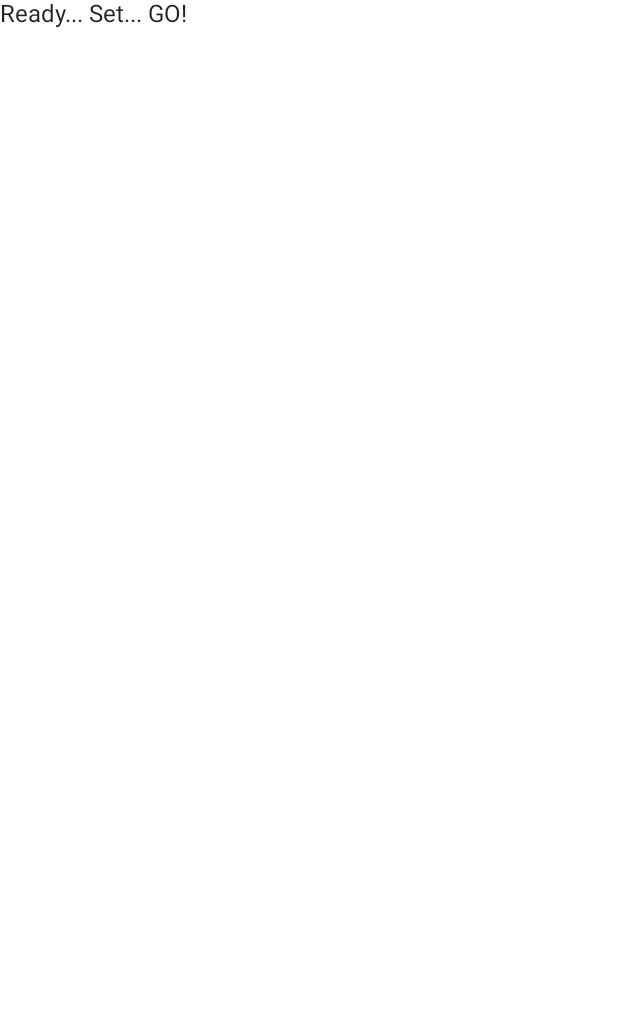
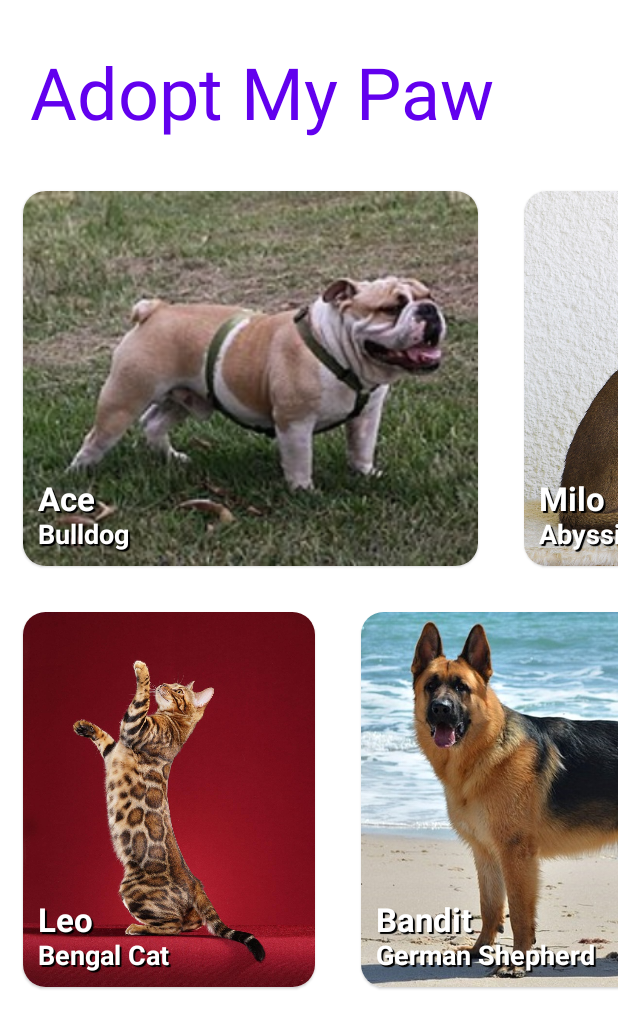
Before and after one commit to SirusCodes/Adopt-My-Paw, an Android app built with Jetpack Compose: the screen it shows after launch (MainActivity), on a phone screen of 412 x 824 dp. Before the commit the part shown is almost empty. Shown: the top 1028 px of the screen. Run offline under Robolectric (Android 15) with nearby library versions, the phone set to English and light mode, and no system bars.

Commit message:
Challenge completed

```diff
--- a/app/build.gradle
+++ b/app/build.gradle
@@ -38,6 +38,7 @@ android {
 
     kotlinOptions {
         jvmTarget = "1.8"
+        freeCompilerArgs += "-Xopt-in=kotlin.RequiresOptIn"
     }
 
     buildFeatures {
--- a/app/src/main/java/com/example/androiddevchallenge/MainActivity.kt
+++ b/app/src/main/java/com/example/androiddevchallenge/MainActivity.kt
@@ -16,46 +16,200 @@
 package com.example.androiddevchallenge
 
 import android.os.Bundle
+import android.widget.Toast
 import androidx.activity.compose.setContent
 import androidx.appcompat.app.AppCompatActivity
+import androidx.compose.animation.AnimatedVisibility
+import androidx.compose.animation.ExperimentalAnimationApi
+import androidx.compose.animation.core.animateFloatAsState
+import androidx.compose.animation.expandVertically
+import androidx.compose.animation.fadeIn
+import androidx.compose.animation.fadeOut
+import androidx.compose.animation.shrinkVertically
+import androidx.compose.animation.slideInVertically
+import androidx.compose.animation.slideOutVertically
+import androidx.compose.foundation.Image
+import androidx.compose.foundation.clickable
+import androidx.compose.foundation.horizontalScroll
+import androidx.compose.foundation.layout.Box
+import androidx.compose.foundation.layout.Column
+import androidx.compose.foundation.layout.Row
+import androidx.compose.foundation.layout.height
+import androidx.compose.foundation.layout.padding
+import androidx.compose.foundation.rememberScrollState
+import androidx.compose.foundation.shape.RoundedCornerShape
+import androidx.compose.material.Button
+import androidx.compose.material.Card
 import androidx.compose.material.MaterialTheme
-import androidx.compose.material.Surface
+import androidx.compose.material.Scaffold
 import androidx.compose.material.Text
 import androidx.compose.runtime.Composable
-import androidx.compose.ui.tooling.preview.Preview
+import androidx.compose.runtime.getValue
+import androidx.compose.runtime.mutableStateOf
+import androidx.compose.runtime.remember
+import androidx.compose.runtime.setValue
+import androidx.compose.ui.Alignment
+import androidx.compose.ui.Modifier
+import androidx.compose.ui.geometry.Offset
+import androidx.compose.ui.graphics.Color
+import androidx.compose.ui.graphics.Shadow
+import androidx.compose.ui.layout.ContentScale
+import androidx.compose.ui.layout.Layout
+import androidx.compose.ui.platform.LocalContext
+import androidx.compose.ui.res.painterResource
+import androidx.compose.ui.text.TextStyle
+import androidx.compose.ui.text.font.FontWeight
+import androidx.compose.ui.unit.dp
+import androidx.compose.ui.unit.sp
+import com.example.androiddevchallenge.data.FakeDatabase
+import com.example.androiddevchallenge.data.model.PetModel
 import com.example.androiddevchallenge.ui.theme.MyTheme
 
 class MainActivity : AppCompatActivity() {
     override fun onCreate(savedInstanceState: Bundle?) {
         super.onCreate(savedInstanceState)
         setContent {
-            MyTheme {
-                MyApp()
+            MyTheme(false) {
+                Scaffold {
+                    MyApp()
+                }
             }
         }
     }
 }
 
-// Start building your app here!
 @Composable
 fun MyApp() {
-    Surface(color = MaterialTheme.colors.background) {
-        Text(text = "Ready... Set... GO!")
+    Column(modifier = Modifier.padding(vertical = 15.dp)) {
+        Text(
+            text = "Adopt My Paw",
+            modifier = Modifier.padding(20.dp),
+            style = MaterialTheme.typography.h3.copy(MaterialTheme.colors.primary)
+        )
+        StraggeredGrid(
+            children = {
+                FakeDatabase.data.map { PetCard(it) }
+            }
+        )
     }
 }
 
-@Preview("Light Theme", widthDp = 360, heightDp = 640)
 @Composable
-fun LightPreview() {
-    MyTheme {
-        MyApp()
+fun StraggeredGrid(
+    children: @Composable () -> Unit,
+    rows: Int = 2
+) {
+    Row(
+        modifier = Modifier.horizontalScroll(rememberScrollState())
+    ) {
+        Layout(content = children) { measurables, constraints ->
+            val rowWidths = IntArray(rows) { 0 }
+            val rowMaxHeights = IntArray(rows) { 0 }
+
+            val placeables = measurables.mapIndexed { index, measurable ->
+
+                val placeable = measurable.measure(constraints)
+
+                val row = index % rows
+
+                rowWidths[row] = rowWidths[row] + placeable.width
+                rowMaxHeights[row] = kotlin.math.max(rowMaxHeights[row], placeable.height)
+
+                placeable
+            }
+
+            val width = rowWidths.maxOrNull()
+                ?.coerceIn(constraints.minWidth.rangeTo(constraints.maxWidth))
+                ?: constraints.minWidth
+
+            val height = rowMaxHeights.sumBy { it }
+                .coerceIn(constraints.minHeight.rangeTo(constraints.maxHeight))
+
+            val rowY = IntArray(rows) { 0 }
+            for (i in 1 until rows) {
+                rowY[i] = rowY[i - 1] + rowMaxHeights[i - 1]
+            }
+
+            layout(width, height) {
+                val rowX = IntArray(rows) { 0 }
+
+                placeables.forEachIndexed { index, placeable ->
+                    val row = index % rows
+                    placeable.placeRelative(
+                        x = rowX[row],
+                        y = rowY[row]
+                    )
+                    rowX[row] += placeable.width
+                }
+            }
+        }
     }
 }
 
-@Preview("Dark Theme", widthDp = 360, heightDp = 640)
+@OptIn(ExperimentalAnimationApi::class)
 @Composable
-fun DarkPreview() {
-    MyTheme(darkTheme = true) {
-        MyApp()
+fun PetCard(pet: PetModel) {
+    var showOverlay by remember { mutableStateOf(false) }
+    val alpha: Float by animateFloatAsState(if (showOverlay) 0.5f else 1f)
+    val context = LocalContext.current
+
+    Card(
+        shape = RoundedCornerShape(15.dp),
+        backgroundColor = MaterialTheme.colors.surface,
+        modifier = Modifier
+            .padding(15.dp)
+            .clickable { showOverlay = !showOverlay },
+    ) {
+        Box {
+            Image(
+                painter = painterResource(id = pet.image),
+                contentDescription = pet.name,
+                alpha = alpha,
+                modifier = Modifier.height(250.dp),
+                contentScale = ContentScale.FillHeight
+            )
+            Box(
+                Modifier
+                    .align(Alignment.BottomStart)
+                    .padding(10.dp)
+            ) {
+                PetDetails(pet)
+            }
+            AnimatedVisibility(
+                visible = showOverlay,
+                enter = slideInVertically(
+                    initialOffsetY = { -40 }
+                ) + expandVertically(
+                    expandFrom = Alignment.CenterVertically
+                ) + fadeIn(initialAlpha = 0.3f),
+                exit = slideOutVertically() + shrinkVertically() + fadeOut(),
+                modifier = Modifier.align(Alignment.Center)
+            ) {
+                Button(onClick = {
+                    Toast.makeText(context, "Thanks for adopting me!!!", Toast.LENGTH_SHORT).show()
+                }) {
+                    Text(text = "Adopt ME")
+                }
+            }
+        }
     }
 }
+
+@Composable
+fun PetDetails(pet: PetModel) {
+    val overlayTxtStyle = TextStyle(
+        color = Color.White,
+        fontWeight = FontWeight.Bold,
+        shadow = Shadow(Color.Black, offset = Offset(2f, 2f))
+    )
+    Column {
+        Text(
+            text = pet.name,
+            style = overlayTxtStyle.copy(fontSize = 22.sp)
+        )
+        Text(
+            text = pet.breed,
+            style = overlayTxtStyle.copy(fontSize = 18.sp)
+        )
+    }
+}
--- /dev/null
+++ b/app/src/main/java/com/example/androiddevchallenge/data/FakeDatabase.kt
@@ -0,0 +1,44 @@
+package com.example.androiddevchallenge.data
+
+import com.example.androiddevchallenge.R
+import com.example.androiddevchallenge.data.model.PetModel
+
+object FakeDatabase {
+    val data = listOf(
+        PetModel(
+            name = "Ace",
+            breed = "Bulldog",
+            image = R.drawable.bulldog,
+        ),
+        PetModel(
+            name = "Leo",
+            breed = "Bengal Cat",
+            image = R.drawable.bengal_cat,
+        ),
+        PetModel(
+            name = "Milo",
+            breed = "Abyssinian",
+            image = R.drawable.abyssinian,
+        ),
+        PetModel(
+            name = "Bandit",
+            breed = "German Shepherd",
+            image = R.drawable.german_shepherd,
+        ),
+        PetModel(
+            name = "Charlie",
+            breed = "Peterbald",
+            image = R.drawable.peterbald,
+        ),
+        PetModel(
+            name = "Hunter",
+            breed = "Siberian husky",
+            image = R.drawable.siberian_husky,
+        ),
+        PetModel(
+            name = "Oliver",
+            breed = "White Persian",
+            image = R.drawable.white_persian_cat,
+        ),
+    )
+}
--- /dev/null
+++ b/app/src/main/java/com/example/androiddevchallenge/data/model/PetModel.kt
@@ -0,0 +1,3 @@
+package com.example.androiddevchallenge.data.model
+
+data class PetModel(val name: String, val breed: String, val image: Int)
```
Also changed, not shown: app/src/main/res/drawable/abyssinian.jpg (added), app/src/main/res/drawable/bengal_cat.jpg (added), app/src/main/res/drawable/bulldog.jpg (added), app/src/main/res/drawable/german_shepherd.jpg (added), app/src/main/res/drawable/peterbald.jpg (added), app/src/main/res/drawable/siberian_husky.jpg (added), app/src/main/res/drawable/white_persian_cat.jpg (added), 4 other files.
